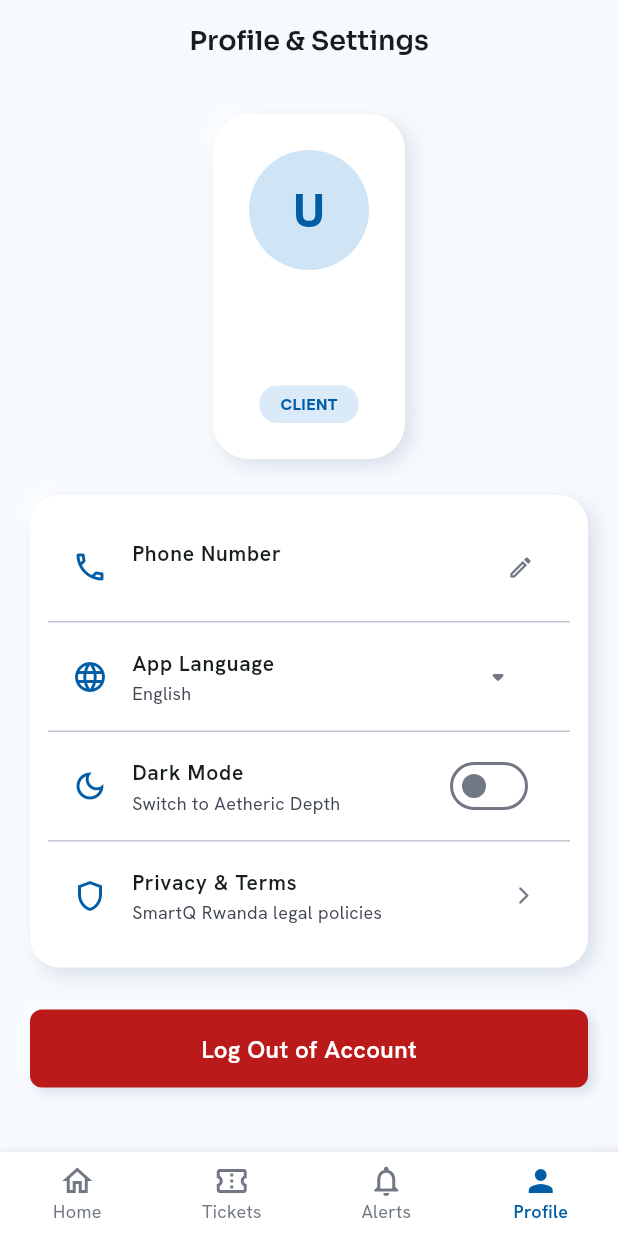
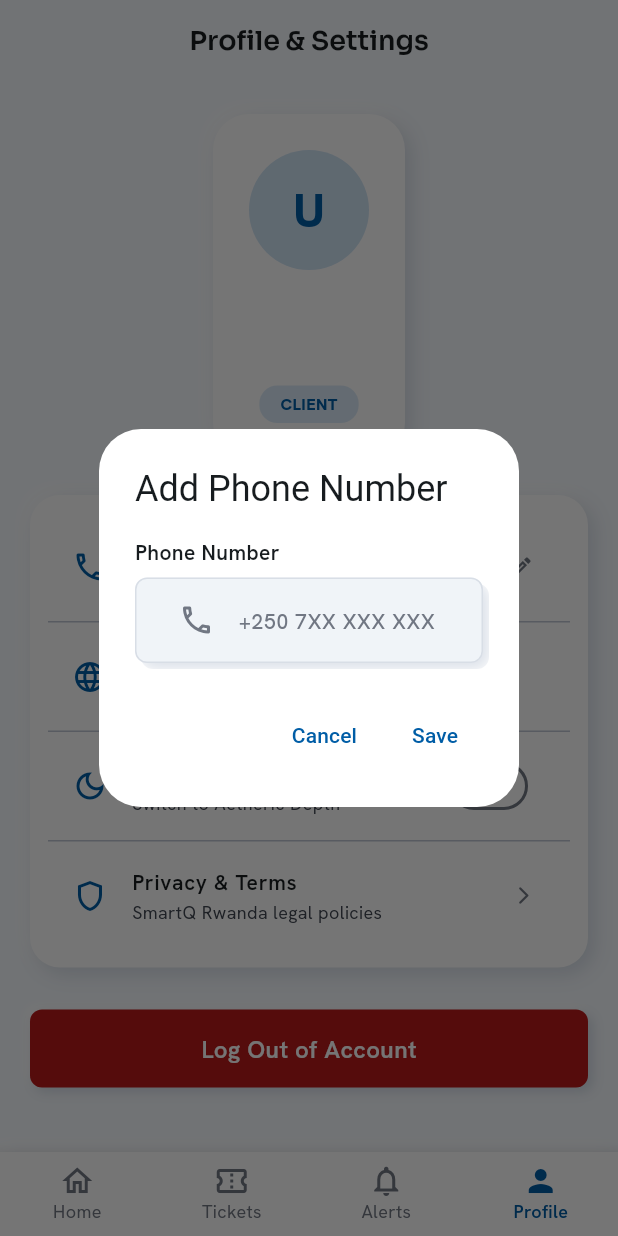
Before and after one commit to Christian-Regnante/SmartQ-MobileApp, a Flutter app: the ProfilePage screen opened by its route, after a tap on "Phone Number", on a phone screen of 412 x 824 dp. Run offline on Flutter 3.47's test engine with Material 3 defaults, Android fonts, the phone set to English and light mode, and no system bars; our stand-ins replace cloud_firestore, equatable, firebase_auth, firebase_core, flutter_bloc, get_it and 4 more; accounts and stored records are empty.

Commit message:
feat: implement phone number editing with validation in profile page

```diff
--- a/lib/features/profile/presentation/pages/profile_page.dart
+++ b/lib/features/profile/presentation/pages/profile_page.dart
@@ -4,8 +4,10 @@ import 'package:go_router/go_router.dart';
 import '../../../../core/constants/route_constants.dart';
 import '../../../../core/theme/app_colors.dart';
 import '../../../../core/theme/theme_cubit.dart';
+import '../../../../core/utils/phone_validators.dart';
 import '../../../../core/widgets/neumorphic_button.dart';
 import '../../../../core/widgets/neumorphic_card.dart';
+import '../../../../core/widgets/neumorphic_input.dart';
 import '../../../auth/presentation/bloc/auth_bloc.dart';
 import '../../../auth/presentation/bloc/auth_event.dart';
 import '../../../auth/presentation/bloc/auth_state.dart';
@@ -19,6 +21,7 @@ class ProfilePage extends StatefulWidget {
 
 class _ProfilePageState extends State<ProfilePage> {
   String _selectedLanguage = 'English';
+  bool _expectingPhoneUpdate = false;
 
   void _onLogoutSubmitted() {
     showDialog(
@@ -44,6 +47,60 @@ class _ProfilePageState extends State<ProfilePage> {
     );
   }
 
+  Future<void> _onEditPhone(String? currentPhone) async {
+    final formKey = GlobalKey<FormState>();
+    final controller = TextEditingController(text: currentPhone ?? '');
+    final saved = await showDialog<String>(
+      context: context,
+      builder: (dialogContext) {
+        return AlertDialog(
+          title: Text(
+            (currentPhone == null || currentPhone.isEmpty)
+                ? 'Add Phone Number'
+                : 'Edit Phone Number',
+          ),
+          content: Form(
+            key: formKey,
+            child: NeumorphicInput(
+              controller: controller,
+              labelText: 'Phone Number',
+              hintText: '+250 7XX XXX XXX',
+              keyboardType: TextInputType.phone,
+              prefixIcon: Icon(Icons.phone_outlined, color: AppColors.outline),
+              validator: PhoneValidators.rwandaMobile,
+            ),
+          ),
+          actions: [
+            TextButton(
+              onPressed: () => Navigator.pop(dialogContext),
+              child: const Text('Cancel'),
+            ),
+            TextButton(
+              onPressed: () {
+                if (formKey.currentState?.validate() ?? false) {
+                  Navigator.pop(dialogContext, controller.text.trim());
+                }
+              },
+              child: Text('Save', style: TextStyle(color: AppColors.primary)),
+            ),
+          ],
+        );
+      },
+    );
+
+    // Dispose after the dialog route is fully unmounted to avoid
+    // '_dependents.isEmpty' crashes from TextFormField still listening.
+    WidgetsBinding.instance.addPostFrameCallback((_) {
+      controller.dispose();
+    });
+
+    if (saved == null || !mounted) return;
+
+    final normalized = saved.replaceAll(RegExp(r'[\s\-\(\)]'), '');
+    setState(() => _expectingPhoneUpdate = true);
+    context.read<AuthBloc>().add(AuthUpdatePhoneRequested(phoneNumber: normalized));
+  }
+
   @override
   Widget build(BuildContext context) {
     final authState = context.watch<AuthBloc>().state;
@@ -54,15 +111,33 @@ class _ProfilePageState extends State<ProfilePage> {
     final userName = user?.fullName ?? 'User Account';
     final userEmail = user?.email ?? 'user@smartq.rw';
     final userRoleStr = user?.role.name ?? 'Client';
-    final userPhone = user?.phoneNumber ?? '+250 788 123 456';
+    final hasPhone = user?.phoneNumber != null && user!.phoneNumber!.trim().isNotEmpty;
+    final userPhone = hasPhone ? user!.phoneNumber! : 'Add phone number';
 
     return Scaffold(
       backgroundColor: AppColors.background,
       appBar: AppBar(
-        title: Text('Profile & Settings'),
+        title: const Text('Profile & Settings'),
         centerTitle: true,
       ),
       body: SafeArea(
+        child: BlocListener<AuthBloc, AuthState>(
+          listener: (context, state) {
+            if (state is AuthFailureState) {
+              setState(() => _expectingPhoneUpdate = false);
+              ScaffoldMessenger.of(context).showSnackBar(
+                SnackBar(
+                  content: Text(state.message),
+                  backgroundColor: AppColors.error,
+                ),
+              );
+            } else if (state is Authenticated && _expectingPhoneUpdate) {
+              setState(() => _expectingPhoneUpdate = false);
+              ScaffoldMessenger.of(context).showSnackBar(
+                const SnackBar(content: Text('Phone number updated')),
+              );
+            }
+          },
           child: SingleChildScrollView(
             padding: const EdgeInsets.all(20.0),
             child: Column(
@@ -136,9 +211,16 @@ class _ProfilePageState extends State<ProfilePage> {
                             'Phone Number',
                             style: TextStyle(fontSize: 14, fontWeight: FontWeight.w600),
                           ),
-                        subtitle: Text(userPhone, style: const TextStyle(fontSize: 12)),
+                          subtitle: Text(
+                            userPhone,
+                            style: TextStyle(
+                              fontSize: 12,
+                              color: hasPhone ? null : AppColors.outline,
+                              fontStyle: hasPhone ? FontStyle.normal : FontStyle.italic,
+                            ),
+                          ),
                           trailing: Icon(Icons.edit_outlined, size: 18, color: AppColors.outline),
-                        onTap: () {},
+                          onTap: () => _onEditPhone(user?.phoneNumber),
                         ),
                         const Divider(height: 1),
                         ListTile(
@@ -211,6 +293,7 @@ class _ProfilePageState extends State<ProfilePage> {
             ),
           ),
         ),
+      ),
     );
   }
 }
```
Lines whose indentation alone changed are shown as unchanged.
